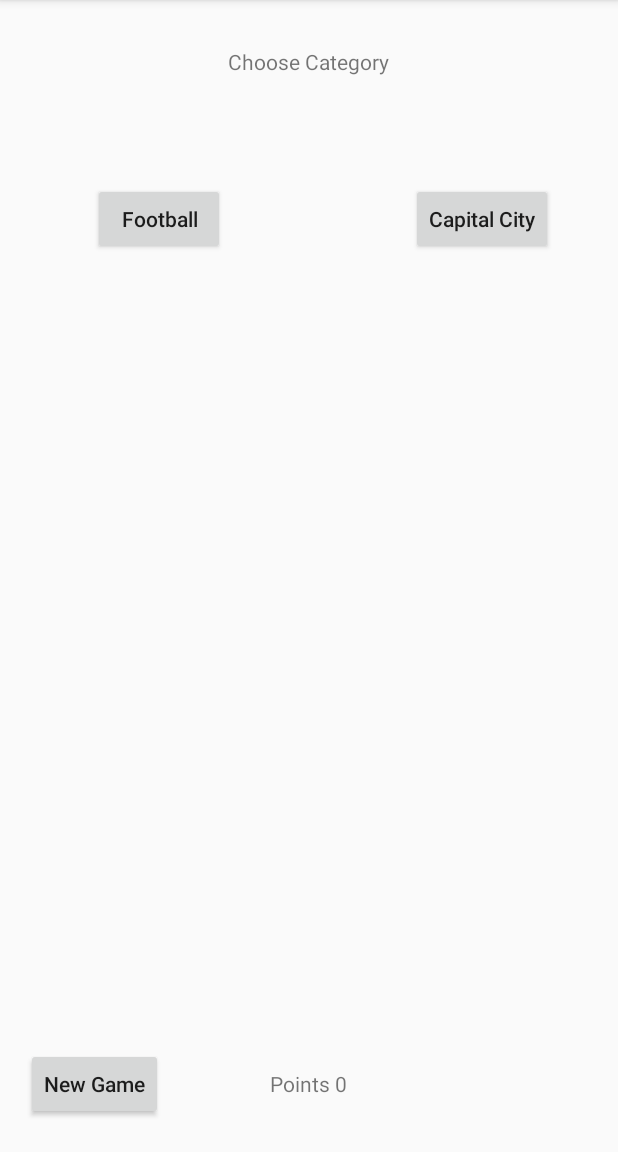
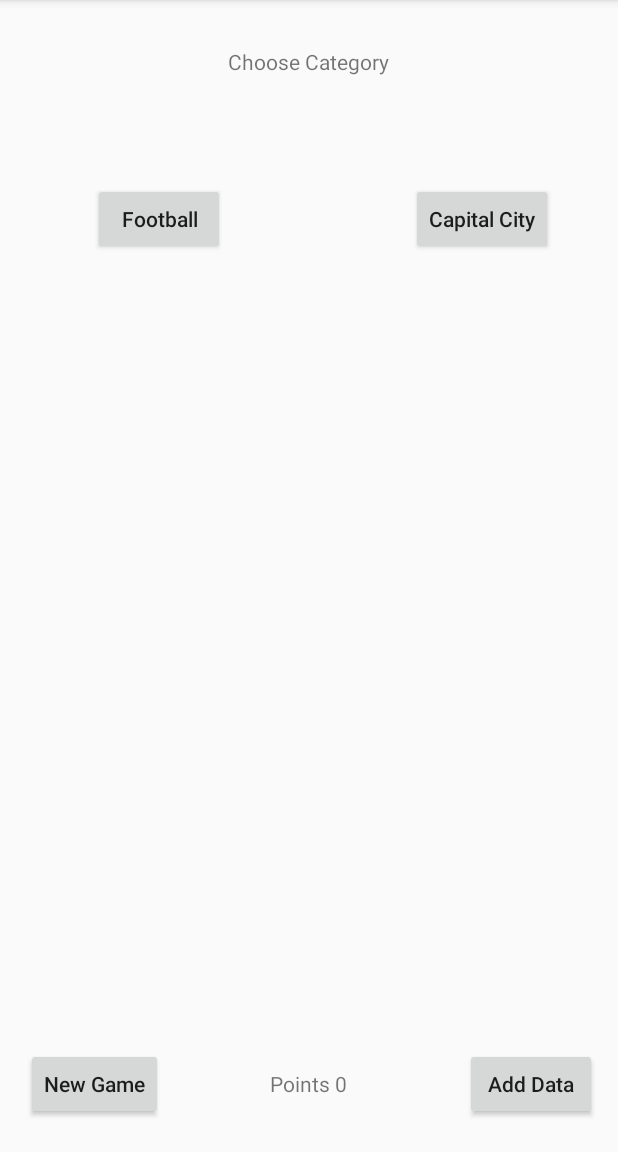
Before and after one commit to LudNaucnik/Quiz, an Android app: the screen it shows after launch (MainActivity), on a phone screen of 412 x 824 dp, the part 84-1236 px from its top. Run offline under Robolectric (Android 15) with nearby library versions, the phone set to English and light mode, and no system bars.

Commit message:
Added Button

```diff
--- a/app/src/main/res/layout/activity_main.xml
+++ b/app/src/main/res/layout/activity_main.xml
@@ -77,6 +77,16 @@
 
     </RelativeLayout>
 
+    <Button
+        android:id="@+id/AddButton"
+        android:layout_width="wrap_content"
+        android:layout_height="wrap_content"
+        android:layout_alignBaseline="@+id/pointsMainText"
+        android:layout_alignBottom="@+id/pointsMainText"
+        android:layout_alignParentEnd="true"
+        android:layout_marginEnd="14dp"
+        android:text="Add Data"
+        android:textAllCaps="false"/>
 
 
 </RelativeLayout>
```
